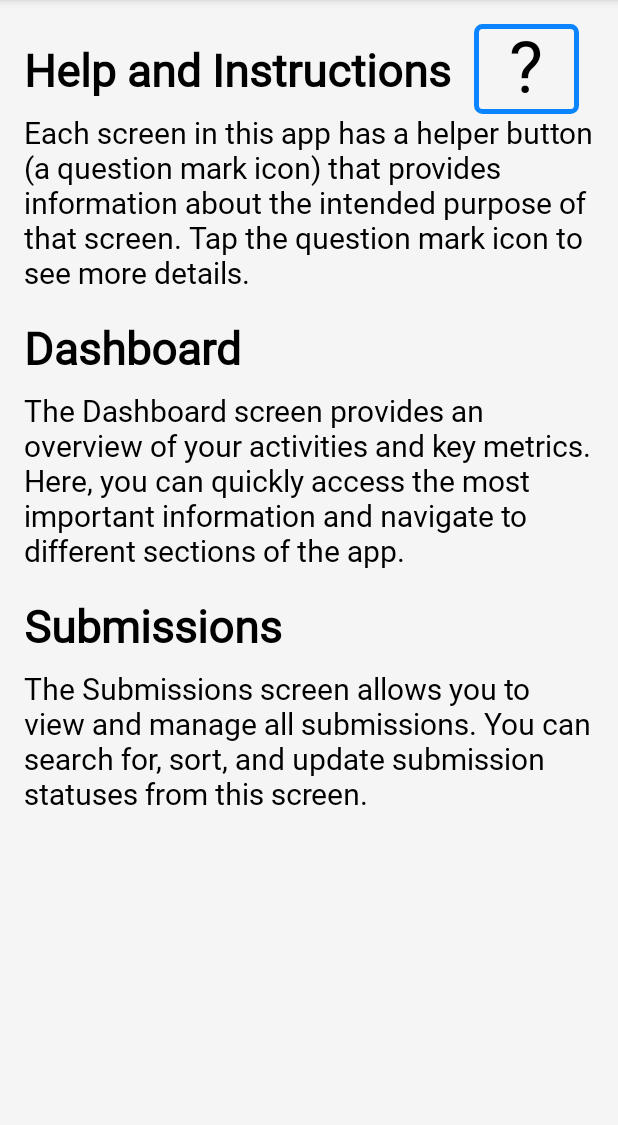
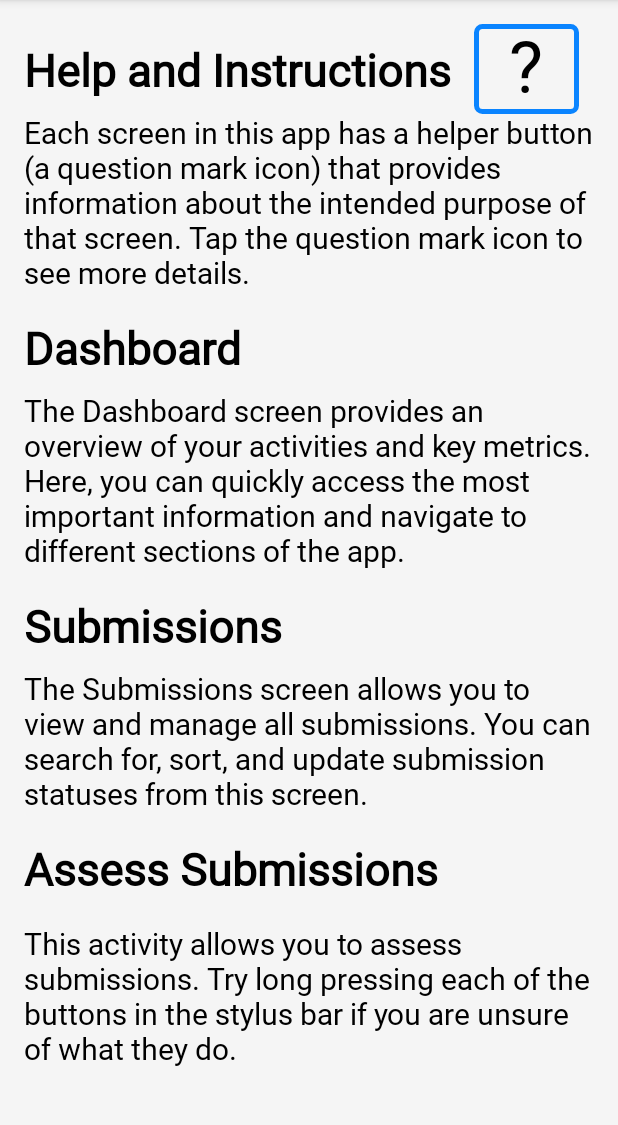
Before and after one commit to JoshP279/AndroidMAAT, an Android app: the fragment SettingsFragment placed in its activity, in the side drawer, after a tap on "Help", on a phone screen of 412 x 824 dp, the part 84-1209 px from its top. Run offline under Robolectric (Android 15) with nearby library versions, the phone set to English and light mode, and no system bars.

Commit message:
2024/09/08

```diff
--- a/radaeepdfmaster/src/main/java/com/radaee/fragments/SettingsFragment.kt
+++ b/radaeepdfmaster/src/main/java/com/radaee/fragments/SettingsFragment.kt
@@ -44,20 +44,24 @@ class SettingsFragment : Fragment() {
         settingsHelper.setOnClickListener {
             displayHelperDialog()
         }
+
         setUpTheme()
         setUpMarkingChoiceSpinner()
+
         return view
     }
 
-
     private fun setUpMarkingChoiceSpinner() {
         val savedMarkingStyle = SharedPref.getString(requireContext(), "marking_style", null)
-        val markingChoices: Array<String> = if (savedMarkingStyle == getString(R.string.marking_style1)) {
-            arrayOf(getString(R.string.marking_style2), getString(R.string.marking_style1))
-        } else {
-            arrayOf(getString(R.string.marking_style1), getString(R.string.marking_style2))
-        }
-        val adapter = ArrayAdapter(requireContext(), android.R.layout.simple_spinner_item, markingChoices)
+        val markingChoices: Array<String> =
+            if (savedMarkingStyle == getString(R.string.marking_style1)) {
+                arrayOf(getString(R.string.marking_style2), getString(R.string.marking_style1))
+            } else {
+                arrayOf(getString(R.string.marking_style1), getString(R.string.marking_style2))
+            }
+
+        val adapter =
+            ArrayAdapter(requireContext(), android.R.layout.simple_spinner_item, markingChoices)
         adapter.setDropDownViewResource(android.R.layout.simple_spinner_dropdown_item)
         markingChoiceSpinner.adapter = adapter
 
@@ -65,22 +69,56 @@ class SettingsFragment : Fragment() {
         markingChoiceSpinner.setSelection(savedPosition)
 
         markingChoiceSpinner.onItemSelectedListener = object : AdapterView.OnItemSelectedListener {
-            override fun onItemSelected(parent: AdapterView<*>, view: View?, position: Int, id: Long) {
+            override fun onItemSelected(
+                parent: AdapterView<*>,
+                view: View?,
+                position: Int,
+                id: Long
+            ) {
+                // Prevent triggering when fragment is recreated due to theme change
                 if (isFirstSelection) {
                     isFirstSelection = false
                     return
                 }
+
+                // If the theme was changed, skip the spinner action
+                val themeChanged = SharedPref.getBoolean(requireContext(), "THEME_CHANGED", false)
+                if (themeChanged) {
+                    SharedPref.saveBoolean(requireContext(), "THEME_CHANGED", false)
+                    return
+                }
+
                 val markerEmail = SharedPref.getString(requireContext(), "email", "")
                 val selectedItem = parent.getItemAtPosition(position).toString()
+
                 if (!markerEmail.isNullOrEmpty()) {
                     when (selectedItem) {
                         getString(R.string.marking_style1) -> {
-                            SharedPref.saveString(requireContext(), "marking_style", getString(R.string.marking_style1))
-                            RetrofitClient.updateMarkingStyle(requireContext(), requireView(),markerEmail, getString(R.string.marking_style1))
+                            SharedPref.saveString(
+                                requireContext(),
+                                "marking_style",
+                                getString(R.string.marking_style1)
+                            )
+                            RetrofitClient.updateMarkingStyle(
+                                requireContext(),
+                                requireView(),
+                                markerEmail,
+                                getString(R.string.marking_style1)
+                            )
                         }
+
                         getString(R.string.marking_style2) -> {
-                            SharedPref.saveString(requireContext(), "marking_style", getString(R.string.marking_style2))
-                            RetrofitClient.updateMarkingStyle(requireContext(), requireView(), markerEmail, getString(R.string.marking_style2))
+                            SharedPref.saveString(
+                                requireContext(),
+                                "marking_style",
+                                getString(R.string.marking_style2)
+                            )
+                            RetrofitClient.updateMarkingStyle(
+                                requireContext(),
+                                requireView(),
+                                markerEmail,
+                                getString(R.string.marking_style2)
+                            )
                         }
                     }
                 }
@@ -101,10 +139,21 @@ class SettingsFragment : Fragment() {
     }
 
     private fun setUpTheme() {
-        val isSystemDarkMode = (resources.configuration.uiMode and Configuration.UI_MODE_NIGHT_MASK) == Configuration.UI_MODE_NIGHT_YES
+        val isSystemDarkMode =
+            (resources.configuration.uiMode and Configuration.UI_MODE_NIGHT_MASK) == Configuration.UI_MODE_NIGHT_YES
         val isDarkModePref = SharedPref.getBoolean(requireContext(), "DARK_MODE", isSystemDarkMode)
         themeSwitch.isChecked = isDarkModePref
+
         themeSwitch.setOnCheckedChangeListener { _, isChecked ->
+            val selectedMarkingStyle = markingChoiceSpinner.selectedItem.toString()
+            SharedPref.saveString(requireContext(), "marking_style", selectedMarkingStyle)
+
+            // Set a flag to indicate that the theme was changed
+            SharedPref.saveBoolean(requireContext(), "THEME_CHANGED", true)
+
+            // Reset isFirstSelection after theme change
+            isFirstSelection = true
+
             if (isChecked) {
                 AppCompatDelegate.setDefaultNightMode(AppCompatDelegate.MODE_NIGHT_YES)
             } else {
@@ -119,4 +168,9 @@ class SettingsFragment : Fragment() {
         startActivity(intent)
         activity?.finish()
     }
+
+    override fun onPause() {
+        super.onPause()
+        isFirstSelection = true
+    }
 }
--- a/radaeepdfmaster/src/main/res/layout/fragment_help.xml
+++ b/radaeepdfmaster/src/main/res/layout/fragment_help.xml
@@ -4,7 +4,7 @@
     xmlns:tools="http://schemas.android.com/tools"
     android:layout_width="match_parent"
     android:layout_height="match_parent"
-    tools:context=".fragments.HelpFragment"
+    tools:context="com.radaee.fragments.HelpFragment"
     android:padding="16dp">
 
     <TextView
@@ -84,4 +84,25 @@
         app:layout_constraintTop_toBottomOf="@+id/submissionHeaderTextView"
         app:layout_constraintStart_toStartOf="parent" />
 
+    <TextView
+        android:id="@+id/pdfreaderHeaderTextView"
+        android:layout_width="wrap_content"
+        android:layout_height="wrap_content"
+        android:text="@string/pdf_reader_help_header"
+        android:textSize="30sp"
+        android:textStyle="bold"
+        android:paddingBottom="16dp"
+        app:layout_constraintTop_toBottomOf="@+id/submissionTextView"
+        app:layout_constraintStart_toStartOf="parent" />
+
+    <TextView
+        android:id="@+id/pdfreaderTextView"
+        android:layout_width="wrap_content"
+        android:layout_height="wrap_content"
+        android:text="@string/pdfreader_help_text"
+        android:textSize="20sp"
+        android:paddingBottom="16dp"
+        app:layout_constraintTop_toBottomOf="@+id/pdfreaderHeaderTextView"
+        app:layout_constraintStart_toStartOf="parent" />
+
 </androidx.constraintlayout.widget.ConstraintLayout>
--- a/radaeepdfmaster/src/main/res/values/strings.xml
+++ b/radaeepdfmaster/src/main/res/values/strings.xml
@@ -179,4 +179,6 @@
     <string name="save_explainer">This will save your annotations to the PDF document. Make sure you save before setting the submission as marked!</string>
     <string name="ink_explainer">This button will activate annotation functionality; first click will allow you to edit the submission, and second will make those edits to the submission.</string>
     <string name="text_explainer">This button will allow you to type out comments.</string>
+    <string name="pdf_reader_help_header">Assess Submissions</string>
+    <string name="pdfreader_help_text">This activity allows you to assess submissions. Try long pressing each of the buttons in the stylus bar if you are unsure of what they do.</string>
 </resources>
```
